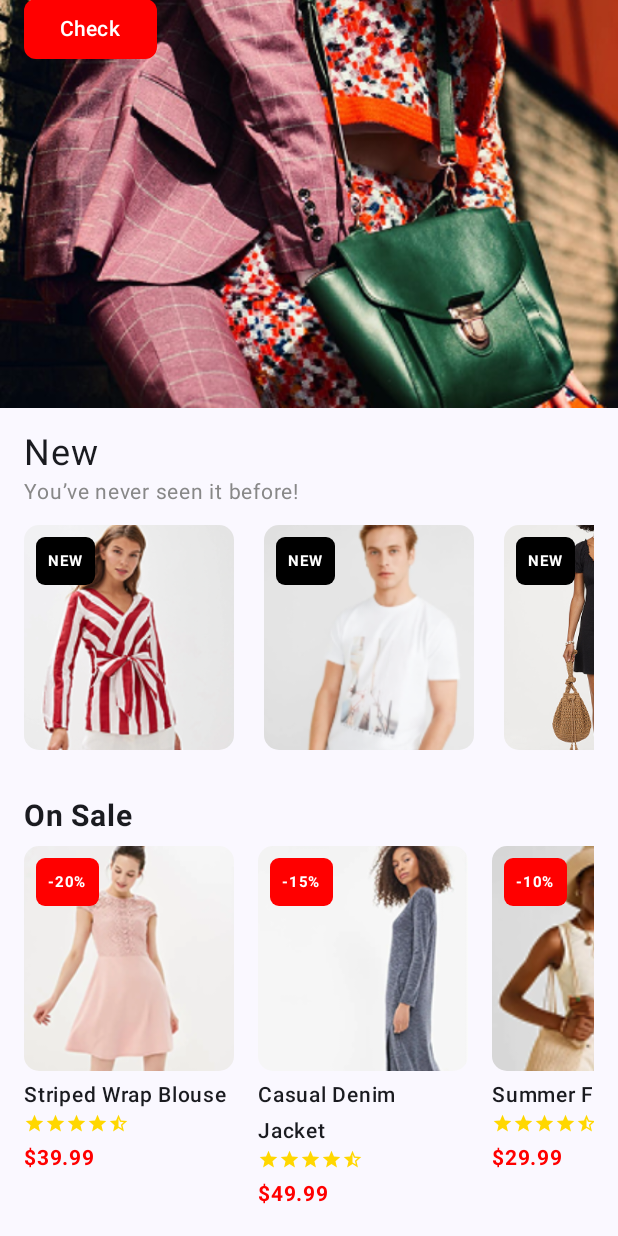
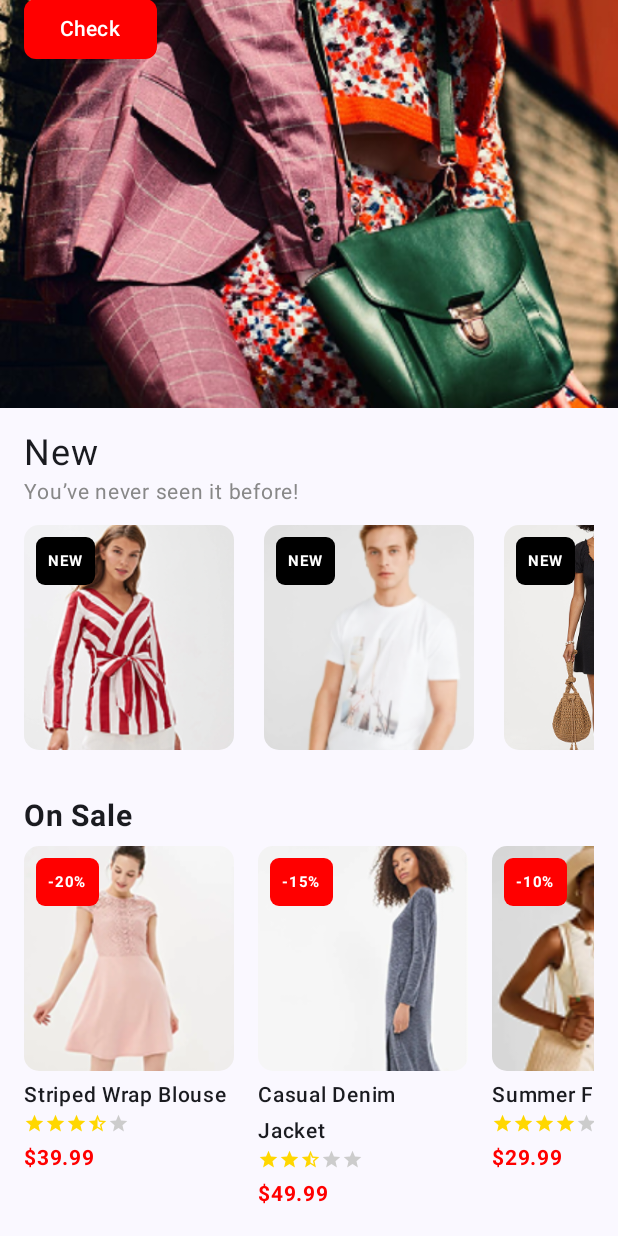
Before and after one commit to Nana-Manuel/ecommers, an Android app built with Jetpack Compose: the composable HomeScreen shown on its own in the app's theme, scrolled down 316 dp, on a phone screen of 412 x 824 dp. Run offline under Robolectric (Android 15) with nearby library versions, the phone set to English and light mode, and no system bars.

Commit message:
worked in the half start

```diff
--- a/app/src/main/java/com/example/e_commers/ui/screens/Home Page.kt
+++ b/app/src/main/java/com/example/e_commers/ui/screens/Home Page.kt
@@ -10,6 +10,7 @@ import androidx.compose.foundation.rememberScrollState
 import androidx.compose.foundation.shape.RoundedCornerShape
 import androidx.compose.foundation.verticalScroll
 import androidx.compose.material.icons.Icons
+import androidx.compose.material.icons.automirrored.filled.StarHalf
 import androidx.compose.material.icons.filled.Star
 import androidx.compose.material.icons.filled.StarHalf
 import androidx.compose.material3.Button
@@ -24,18 +25,19 @@ import androidx.compose.ui.graphics.Color
 import androidx.compose.ui.layout.ContentScale
 import androidx.compose.ui.res.painterResource
 import androidx.compose.ui.text.font.FontWeight
-import androidx.compose.ui.tooling.preview.Preview
 import androidx.compose.ui.unit.dp
 import androidx.compose.ui.unit.sp
+import androidx.navigation.NavController
 import com.example.e_commers.R
+import kotlin.math.roundToInt
 
 @Composable
-fun HomeScreen() {
+fun HomeScreen(navController: NavController) {
     Column(
         modifier = Modifier.fillMaxSize()
             .verticalScroll(rememberScrollState())
     ) {
-        HeroSection()
+        HeroSection(navController)
         NewArrivalsSection()
         SaleSection()
     }
@@ -44,7 +46,7 @@ fun HomeScreen() {
 
 
 @Composable
-fun HeroSection() {
+fun HeroSection(navController: NavController) {
     Box(
         modifier = Modifier
             .fillMaxWidth()
@@ -76,7 +78,9 @@ fun HeroSection() {
                 fontWeight = FontWeight.ExtraBold
             )
             Button(
-                onClick = { },
+                onClick = {
+                    navController.navigate("home2")
+                },
                 colors = ButtonDefaults.buttonColors(Color.Red),
                 shape = RoundedCornerShape(8.dp)
             ) {
@@ -161,9 +165,11 @@ fun SaleSection() {
             horizontalArrangement = Arrangement.spacedBy(16.dp)
         ) {
             val saleItems = listOf(
-                SaleItem(R.drawable.sale1, "Striped Wrap Blouse", 39.99, 4.5, 20),
-                SaleItem(R.drawable.sale2, "Casual Denim Jacket", 49.99, 4.8, 15),
-                SaleItem(R.drawable.image4, "Summer Floral Dress", 29.99, 4.3, 10)
+                SaleItem(R.drawable.sale1, "Striped Wrap Blouse", 39.99, 3.2, 20),
+                SaleItem(R.drawable.sale2, "Casual Denim Jacket", 49.99, 2.5, 15),
+                SaleItem(R.drawable.image4, "Summer Floral Dress", 29.99, 4.0, 10),
+                SaleItem(R.drawable.image2, "Casual Denim Jacket", 49.99, 5.0, 20),
+                SaleItem(R.drawable.image1, "Casual Denim Jacket", 49.99, 3.9, 15)
             )
 
             saleItems.forEach { item ->
@@ -221,11 +227,21 @@ fun SaleSection() {
                         }
                         if (item.rating % 1 != 0.0) {
                             Icon(
-                                imageVector = Icons.Filled.StarHalf,
+                                imageVector = Icons.AutoMirrored.Filled.StarHalf,
                                 contentDescription = "Half Star",
                                 tint = Color(0xFFFFD700),
                                 modifier = Modifier.size(14.dp)
                             )
+                        }
+                        if (kotlin.math.ceil(item.rating).toInt() != 5){
+                            repeat(5-kotlin.math.ceil(item.rating).toInt()) {
+                                Icon(
+                                    imageVector = Icons.Default.Star,
+                                    contentDescription = "Star",
+                                    tint = Color.LightGray,
+                                    modifier = Modifier.size(14.dp)
+                                )
+                            }
                         }
                     }
 
@@ -251,12 +267,3 @@ data class SaleItem(
     val rating: Double,
     val discount: Int // Discount percentage
 )
-
-
-
-
-@Preview(showBackground = true)
-@Composable
-fun PreviewFashionSaleScreen() {
-    HomeScreen()
-}
```
